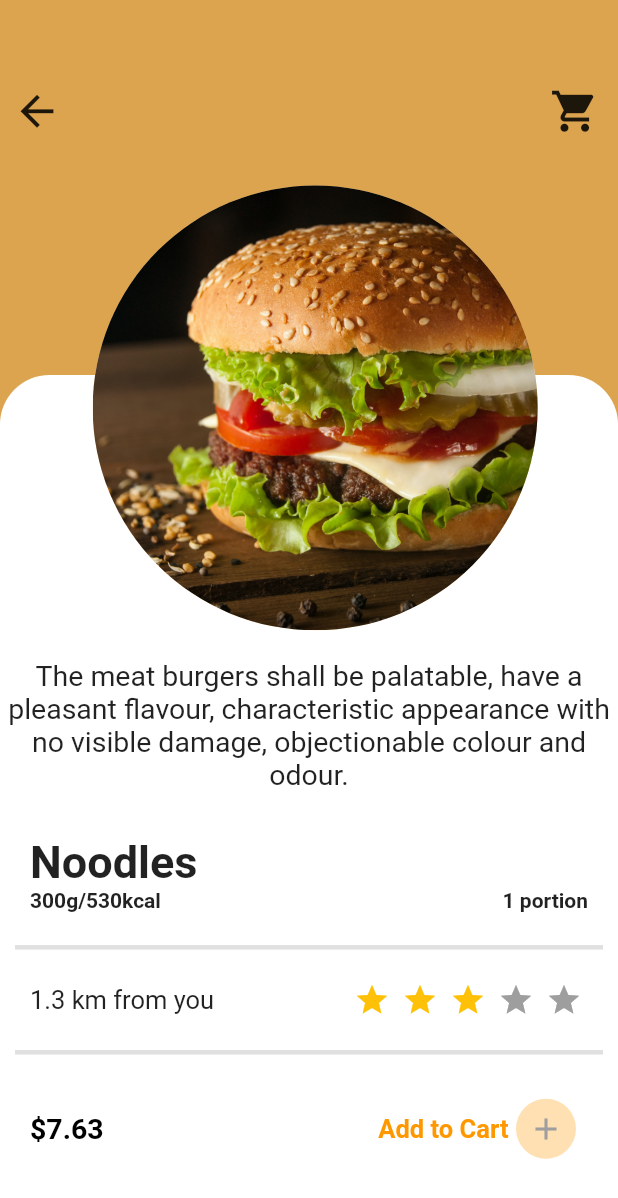
After one commit to ay-india/FoodSaathi, a Flutter app: the HomePage screen opened directly, after a tap on "HamBurger", on a phone screen of 412 x 824 dp. The commit adds this screen. Shown: the top 1198 px of the screen. Run offline on Flutter 3.47's test engine with Material 2 defaults, Android fonts, the phone set to English and light mode, and no system bars; drawn by our look-alikes of flutter_rating_bar; our stand-ins replace firebase_auth, firebase_core, flutter_signin_button, google_sign_in, introduction_screen, shared_preferences; accounts and stored records are empty.

Commit message:
food saathi

```diff
--- a/lib/auth/register_page.dart
+++ b/lib/auth/register_page.dart
@@ -234,7 +234,7 @@ class _RegisterPageState extends State<RegisterPage> {
                       ],
                     ),
                   ),
-                ]),
+                ],),
             // ),
             // ),
           ),
--- a/lib/screens/homepage.dart
+++ b/lib/screens/homepage.dart
@@ -5,6 +5,7 @@ import 'package:flutter/rendering.dart';
 import 'package:flutter_rating_bar/flutter_rating_bar.dart';
 import 'package:food_delivery_app/components/food_category.dart';
 import 'package:food_delivery_app/components/search_bar.dart';
+import 'package:food_delivery_app/screens/product_page.dart';
 import 'package:food_delivery_app/screens/user_account.dart';
 import 'package:food_delivery_app/widgets/food_category.dart';
 import 'package:food_delivery_app/widgets/popular_food.dart';
@@ -76,6 +77,14 @@ class HomePage extends StatelessWidget {
                   ),
 
                   PopularFood(
+                    onTap: () {
+                      Navigator.push(
+                        context,
+                        MaterialPageRoute(
+                          builder: (context) => ProductPage(),
+                        ),
+                      );
+                    },
                     image: 'asset/images/burger.jpg',
                     name: 'HamBurger',
                     description: "Cheesy Mozarelly",
@@ -83,6 +92,7 @@ class HomePage extends StatelessWidget {
                     rating: 3,
                   ),
                   PopularFood(
+                    onTap: () {},
                     image: 'asset/images/biryani1.jpg',
                     name: 'Egg Biryani',
                     description: "With Curd Raitha",
@@ -90,6 +100,7 @@ class HomePage extends StatelessWidget {
                     rating: 4,
                   ),
                   PopularFood(
+                    onTap: () {},
                     image: 'asset/images/chicken.jpg',
                     name: 'CrumyChiken',
                     description: "Spicy Gravy",
@@ -97,6 +108,7 @@ class HomePage extends StatelessWidget {
                     rating: 5,
                   ),
                   PopularFood(
+                    onTap: () {},
                     image: 'asset/images/pizza.jpeg',
                     name: 'CruncyPizza',
                     description: "Cheesy Batter",
--- /dev/null
+++ b/lib/screens/product_page.dart
@@ -0,0 +1,240 @@
+import 'package:flutter/material.dart';
+import 'package:flutter_rating_bar/flutter_rating_bar.dart';
+import 'package:food_delivery_app/screens/user_account.dart';
+
+class ProductPage extends StatefulWidget {
+  const ProductPage({super.key});
+
+  @override
+  State<ProductPage> createState() => _ProductPageState();
+}
+
+class _ProductPageState extends State<ProductPage> {
+  @override
+  Widget build(BuildContext context) {
+    final height = MediaQuery.of(context).size.height;
+    final width = MediaQuery.of(context).size.width;
+    return Scaffold(
+        body: Stack(
+      children: [
+        Container(
+          padding: EdgeInsets.only(
+            top: height * 0.07,
+            left: width * 0.02,
+            right: width * 0.03,
+          ),
+          alignment: Alignment.topLeft,
+          height: height * 0.4,
+          color: Color.fromARGB(255, 221, 164, 79),
+          child: Row(
+            mainAxisAlignment: MainAxisAlignment.spaceBetween,
+            children: [
+              Icon(
+                Icons.arrow_back,
+                size: 33,
+              ),
+              Icon(
+                Icons.shopping_cart,
+                size: 33,
+              ),
+            ],
+          ),
+        ),
+
+        ///White Conatiner part
+        Padding(
+          padding: EdgeInsets.only(
+            top: 250,
+          ),
+          child: Container(
+            padding: EdgeInsets.only(top: height * 0.23),
+            decoration: BoxDecoration(
+              color: Colors.white,
+              borderRadius: BorderRadius.only(
+                topLeft: Radius.circular(
+                  height * 0.04,
+                ),
+                topRight: Radius.circular(
+                  height * 0.04,
+                ),
+              ),
+            ),
+            child: Column(
+              crossAxisAlignment: CrossAxisAlignment.start,
+              children: [
+                // product Description
+                Text(
+                  overflow: TextOverflow.ellipsis,
+                  maxLines: 4,
+                  textAlign: TextAlign.center,
+                  'The meat burgers shall be palatable, have a pleasant flavour, characteristic appearance with no visible damage, objectionable colour and odour.',
+                  style: TextStyle(fontSize: 19),
+                ),
+                SizedBox(
+                  height: 30,
+                ),
+                Padding(
+                  padding:
+                      const EdgeInsets.only(left: 20, right: 20, bottom: 15),
+                  child: Column(
+                    crossAxisAlignment: CrossAxisAlignment.start,
+                    children: [
+                      Text(
+                        'Noodles',
+                        style: TextStyle(
+                          fontSize: 30,
+                          fontWeight: FontWeight.bold,
+                        ),
+                      ),
+                      Row(
+                        mainAxisAlignment: MainAxisAlignment.spaceBetween,
+                        children: [
+                          Text(
+                            '300g/530kcal',
+                            style: TextStyle(
+                              fontWeight: FontWeight.bold,
+                            ),
+                          ),
+                          Text(
+                            '1 portion',
+                            style: TextStyle(
+                              fontWeight: FontWeight.bold,
+                            ),
+                          ),
+                        ],
+                      ),
+                    ],
+                  ),
+                ),
+                Divider(
+                  indent: 10,
+                  endIndent: 10,
+                  thickness: 3,
+                ),
+                Padding(
+                  padding: EdgeInsets.only(
+                    left: 20,
+                    right: 20,
+                    top: 15,
+                    bottom: 15,
+                  ),
+                  child: Row(
+                      mainAxisAlignment: MainAxisAlignment.spaceBetween,
+                      children: [
+                        Text(
+                          '1.3 km from you',
+                          style: TextStyle(fontSize: 17),
+                        ),
+                        RatingBar.builder(
+                          itemSize: 24,
+                          initialRating: 3,
+                          minRating: 1,
+                          direction: Axis.horizontal,
+                          allowHalfRating: true,
+                          itemCount: 5,
+                          itemPadding: EdgeInsets.symmetric(horizontal: 4.0),
+                          itemBuilder: (context, _) => Icon(
+                            Icons.star,
+                            color: Colors.amber,
+                          ),
+                          onRatingUpdate: (rating) {
+                            print(rating);
+                          },
+                        ),
+                      ]),
+                ),
+                Divider(
+                  indent: 10,
+                  endIndent: 10,
+                  thickness: 3,
+                ),
+                // amount section and add to cart button
+                Padding(
+                  padding: EdgeInsets.only(left: 20, right: 20, top: 15),
+                  child: Row(
+                    mainAxisAlignment: MainAxisAlignment.spaceBetween,
+                    children: [
+                      Text(
+                        '\$7.63',
+                        style: TextStyle(
+                            fontSize: 19,
+                            color: Colors.black,
+                            fontWeight: FontWeight.bold),
+                      ),
+                      TextButton(
+                        onPressed: () {},
+                        child: Row(
+                          mainAxisAlignment: MainAxisAlignment.spaceBetween,
+                          children: [
+                            Text(
+                              'Add to Cart',
+                              style: TextStyle(
+                                fontWeight: FontWeight.bold,
+                                fontSize: 17,
+                              ),
+                            ),
+                            SizedBox(
+                              width: 5,
+                            ),
+                            CircleAvatar(
+                              child: Icon(
+                                Icons.add,
+                                color: Colors.grey,
+                              ),
+                            ),
+                          ],
+                        ),
+                        style: ButtonStyle(),
+                      )
+                    ],
+                  ),
+                ),
+              ],
+            ),
+          ),
+        ),
+
+        Positioned(
+            top: height * 0.15,
+            left: width * 0.15,
+            child: CircleAvatar(
+              radius: height * .18,
+              // backgroundColor: Colors.blue,
+              backgroundImage: AssetImage('asset/images/burger1.jpg'),
+            ))
+        // Column(
+        //   children: [
+        //     Container(
+        //       height: 300,
+        //       color: Colors.orangeAccent,
+        //     )
+        //   ],
+        // )
+      ],
+    ));
+  }
+}
+
+
+
+// Container(
+//           color: Colors.red,
+//           child: Column(
+//             children: [
+//               Container(
+//                 // margin: EdgeInsets.only(top: 15),
+//                 padding: EdgeInsets.only(left: 10, right: 10),
+//                 child: Row(
+//                   mainAxisAlignment: MainAxisAlignment.spaceBetween,
+//                   children: [
+//                     Icon(Icons.arrow_back, size: 34),
+//                     Icon(
+//                       Icons.shopping_cart,
+//                       size: 34,
+//                       color: Colors.black54,
+//                     )
+//                   ],
+//                 ),
+//               ),
+//             ],
+//           ),
--- a/lib/widgets/popular_food.dart
+++ b/lib/widgets/popular_food.dart
@@ -7,6 +7,7 @@ class PopularFood extends StatelessWidget {
   final String description;
   final String rate;
   final double rating;
+  final void Function()? onTap;
   const PopularFood({
     super.key,
     required this.image,
@@ -14,11 +15,14 @@ class PopularFood extends StatelessWidget {
     required this.description,
     required this.rate,
     required this.rating,
+    required this.onTap,
   });
 
   @override
   Widget build(BuildContext context) {
-    return Container(
+    return InkWell(
+      onTap: onTap,
+      child: Container(
         margin: EdgeInsets.all(10),
         height: 200,
         decoration: BoxDecoration(
@@ -103,7 +107,7 @@ class PopularFood extends StatelessWidget {
                         color: Colors.amber,
                       ),
                       onRatingUpdate: (rating) {
-                      print(rating);
+                        // print(rating);
                       },
                     ),
                     SizedBox(
@@ -137,6 +141,7 @@ class PopularFood extends StatelessWidget {
             ),
           ],
         ),
+      ),
     );
   }
 }
```
Lines whose indentation alone changed are shown as unchanged.
